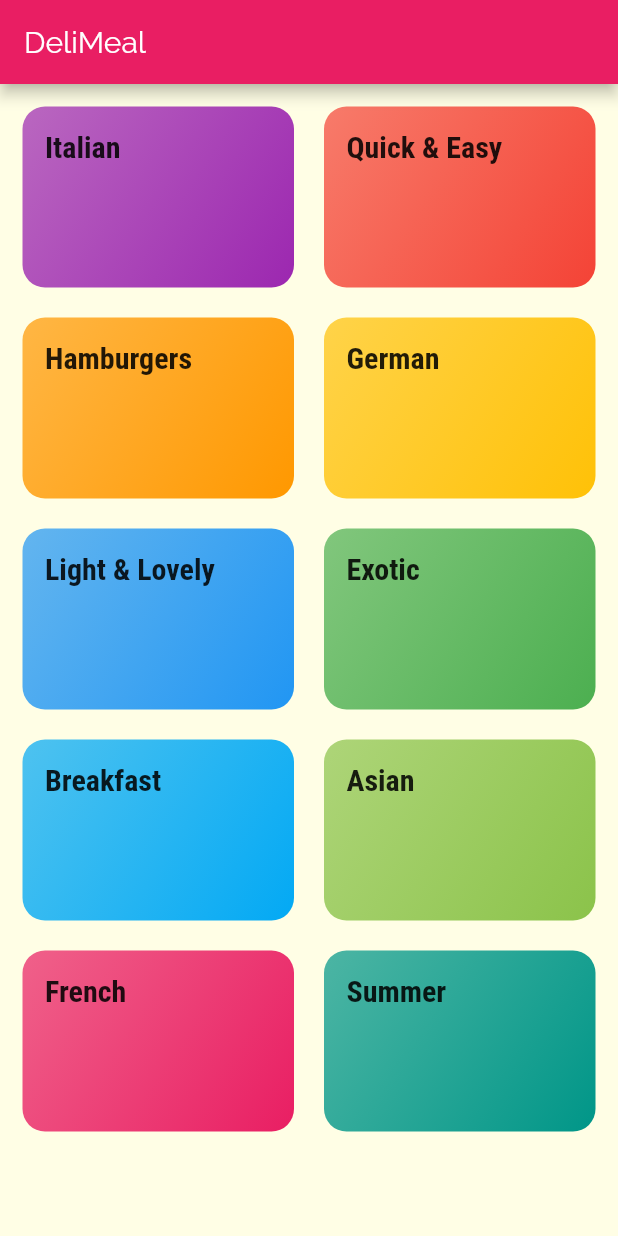
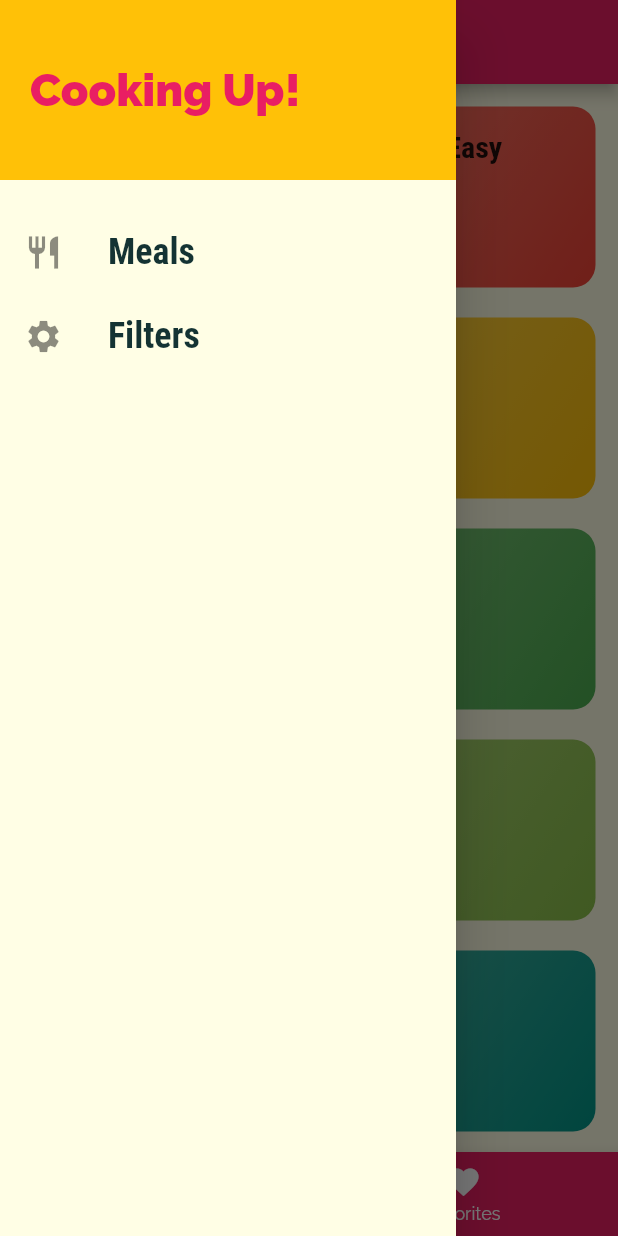
Before and after one commit to Heewookji/Flutter_practice, a Flutter app: the screen it shows after launch, with the side drawer open (before the commit the screen has no drawer), on a phone screen of 412 x 824 dp. Run offline on Flutter 3.47's test engine with Material 2 defaults, Android fonts, the phone set to English and light mode, and no system bars.

Commit message:
feat: flutter_basic3 finished

```diff
--- a/flutter_basic3/lib/main.dart
+++ b/flutter_basic3/lib/main.dart
@@ -1,13 +1,61 @@
 import 'package:flutter/material.dart';
+import './dummy_data.dart';
+import './screens/filters_screen.dart';
+import './screens/tabs_screen.dart';
 import './screens/meal_detail_screen.dart';
 import './screens/category_meals_screen.dart';
 import './screens/categories_screen.dart';
+import './models/meal.dart';
 
 void main() {
   runApp(MyApp());
 }
 
-class MyApp extends StatelessWidget {
+class MyApp extends StatefulWidget {
+  @override
+  _MyAppState createState() => _MyAppState();
+}
+
+class _MyAppState extends State<MyApp> {
+  Map<String, bool> _filters = {
+    'gluten': false,
+    'lactose': false,
+    'vegan': false,
+    'vegetarian': false,
+  };
+  List<Meal> _availableMeals = DUMMY_MEALS;
+  List<Meal> _favoriteMeals = [];
+
+  void _setFilters(Map<String, bool> filterData) {
+    setState(() {
+      _filters = filterData;
+      _availableMeals = DUMMY_MEALS.where((meal) {
+        if (_filters['gluten'] && !meal.isGlutenFree) return false;
+        if (_filters['lactose'] && !meal.isLactoseFree) return false;
+        if (_filters['vegan'] && !meal.isVegan) return false;
+        if (_filters['vegetarian'] && !meal.isVegetarian) return false;
+        return true;
+      }).toList();
+    });
+  }
+
+  void _toggleFavorite(String mealId) {
+    final existingIndex =
+        _favoriteMeals.indexWhere((meal) => meal.id == mealId);
+    if (existingIndex != -1)
+      setState(() {
+        _favoriteMeals.removeAt(existingIndex);
+      });
+    else
+      setState(() {
+        _favoriteMeals.add(DUMMY_MEALS.firstWhere((meal) => meal.id == mealId));
+      });
+  }
+
+  bool _isMealFavorite(String id) {
+    return _favoriteMeals.any((meal) => meal.id == id);
+  }
+
   @override
   Widget build(BuildContext context) {
     return MaterialApp(
@@ -33,15 +81,17 @@
       ),
       initialRoute: '/',
       routes: {
-        '/': (ctx) => CategoriesScreen(),
-        CategoryMealsScreen.routeName: (ctx) => CategoryMealsScreen(),
-        MealDetailScreen.routeName: (ctx) => MealDetailScreen(),
+        '/': (ctx) => TabsScreen(_favoriteMeals),
+        CategoryMealsScreen.routeName: (ctx) =>
+            CategoryMealsScreen(_availableMeals),
+        MealDetailScreen.routeName: (ctx) => MealDetailScreen(_toggleFavorite, _isMealFavorite),
+        FiltersScreen.routeName: (ctx) => FiltersScreen(_filters, _setFilters),
       },
       // onGenerateRoute: (settings) {
       //   print('onGe');
       //   return MaterialPageRoute(builder: (ctx) => CategoriesScreen());
       // },
-      onUnknownRoute: (settings){
+      onUnknownRoute: (settings) {
         return MaterialPageRoute(builder: (ctx) => CategoriesScreen());
       },
     );
--- a/flutter_basic3/lib/screens/categories_screen.dart
+++ b/flutter_basic3/lib/screens/categories_screen.dart
@@ -5,11 +5,7 @@
 class CategoriesScreen extends StatelessWidget {
   @override
   Widget build(BuildContext context) {
-    return Scaffold(
-      appBar: AppBar(
-        title: const Text('DeliMeal'),
-      ),
-      body: GridView(
+    return GridView(
       padding: const EdgeInsets.all(15),
       children: DUMMY_CATEGORIES
           .map(
@@ -26,7 +22,6 @@
         crossAxisSpacing: 20,
         mainAxisSpacing: 20,
       ),
-      ),
     );
   }
 }
--- /dev/null
+++ b/flutter_basic3/lib/screens/tabs_screen.dart
@@ -0,0 +1,69 @@
+import 'package:flutter/material.dart';
+import '../widgets/main_drawer.dart';
+import './favorites_screen.dart';
+import './categories_screen.dart';
+import '../models/meal.dart';
+
+class TabsScreen extends StatefulWidget {
+  final List<Meal> favoriteMeals;
+
+  TabsScreen(this.favoriteMeals);
+
+  @override
+  _TabsScreenState createState() => _TabsScreenState();
+}
+
+class _TabsScreenState extends State<TabsScreen> {
+  List<Map<String, Object>> _pages;
+  int _selectedPageIndex = 0;
+
+  @override
+  void initState() {
+    _pages = [
+      {
+        'page': CategoriesScreen(),
+        'title': 'Categories',
+      },
+      {
+        'page': FavoritesScreen(widget.favoriteMeals),
+        'title': 'Your Favorite',
+      },
+    ];
+    super.initState();
+  }
+
+  void _selectPage(int index) {
+    setState(() {
+      _selectedPageIndex = index;
+    });
+  }
+
+  @override
+  Widget build(BuildContext context) {
+    return Scaffold(
+      appBar: AppBar(
+        title: Text(_pages[_selectedPageIndex]['title']),
+      ),
+      drawer: MainDrawer(),
+      body: _pages[_selectedPageIndex]['page'],
+      bottomNavigationBar: BottomNavigationBar(
+        onTap: _selectPage,
+        backgroundColor: Theme.of(context).primaryColor,
+        unselectedItemColor: Colors.white,
+        selectedItemColor: Theme.of(context).accentColor,
+        currentIndex: _selectedPageIndex,
+        items: [
+          BottomNavigationBarItem(
+            backgroundColor: Theme.of(context).primaryColor,
+            icon: Icon(Icons.category),
+            label: 'Categories',
+          ),
+          BottomNavigationBarItem(
+            icon: Icon(Icons.favorite),
+            label: 'Favorites',
+          ),
+        ],
+      ),
+    );
+  }
+}
--- /dev/null
+++ b/flutter_basic3/lib/widgets/main_drawer.dart
@@ -0,0 +1,62 @@
+import 'package:flutter/material.dart';
+import '../screens/filters_screen.dart';
+
+class MainDrawer extends StatelessWidget {
+  Widget buildListTile(String title, IconData icon, Function tapHandler) {
+    return ListTile(
+      leading: Icon(
+        icon,
+        size: 26,
+      ),
+      title: Text(
+        title,
+        style: TextStyle(
+          fontFamily: 'RobotoCondensed',
+          fontSize: 24,
+          fontWeight: FontWeight.bold,
+        ),
+      ),
+      onTap: tapHandler,
+    );
+  }
+
+  @override
+  Widget build(BuildContext context) {
+    return Drawer(
+      child: Column(
+        children: [
+          Container(
+            height: 120,
+            width: double.infinity,
+            padding: EdgeInsets.all(20),
+            alignment: Alignment.centerLeft,
+            color: Theme.of(context).accentColor,
+            child: Text(
+              'Cooking Up!',
+              style: TextStyle(
+                fontWeight: FontWeight.w900,
+                fontSize: 30,
+                color: Theme.of(context).primaryColor,
+              ),
+            ),
+          ),
+          SizedBox(height: 20),
+          buildListTile(
+            'Meals',
+            Icons.restaurant,
+            () {
+              Navigator.of(context).pushReplacementNamed('/');
+            },
+          ),
+          buildListTile(
+            'Filters',
+            Icons.settings,
+            () {
+              Navigator.of(context).pushReplacementNamed(FiltersScreen.routeName);
+            },
+          ),
+        ],
+      ),
+    );
+  }
+}
```
Also changed, not shown: flutter_basic3/lib/screens/category_meals_screen.dart (+39 -12 lines), flutter_basic3/lib/screens/favorites_screen.dart (added, +31 -0 lines), flutter_basic3/lib/screens/filters_screen.dart (added, +113 -0 lines), flutter_basic3/lib/screens/meal_detail_screen.dart (+81 -3 lines), flutter_basic3/lib/widgets/meals_item.dart (+6 -2 lines). Lines whose indentation alone changed are shown as unchanged.
